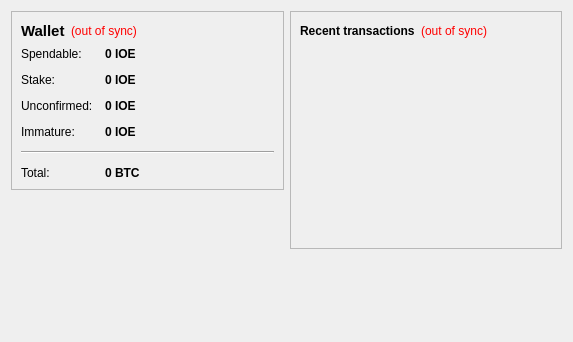
Before: the Qt Designer form src/qt/forms/overviewpage.ui in IOEdev/IOEsource, drawn with Qt 5.
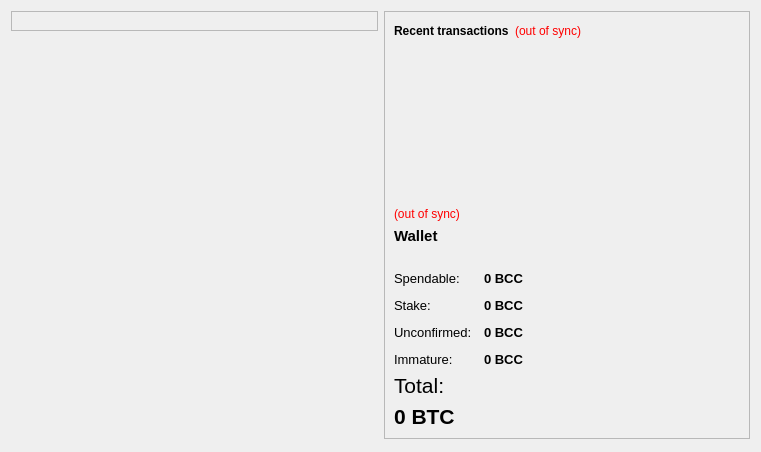
After: the same form once the commit is applied.

```diff
--- a/src/qt/forms/overviewpage.ui
+++ b/src/qt/forms/overviewpage.ui
@@ -6,8 +6,8 @@
    <rect>
     <x>0</x>
     <y>0</y>
-    <width>573</width>
-    <height>342</height>
+    <width>761</width>
+    <height>452</height>
    </rect>
   </property>
   <property name="windowTitle">
@@ -26,7 +26,112 @@
        </property>
        <layout class="QVBoxLayout" name="verticalLayout_4">
         <item>
-         <layout class="QHBoxLayout" name="horizontalLayout_4">
+         <layout class="QHBoxLayout" name="horizontalLayout_4"/>
+        </item>
+       </layout>
+      </widget>
+     </item>
+     <item>
+      <spacer name="verticalSpacer">
+       <property name="orientation">
+        <enum>Qt::Vertical</enum>
+       </property>
+       <property name="sizeHint" stdset="0">
+        <size>
+         <width>20</width>
+         <height>40</height>
+        </size>
+       </property>
+      </spacer>
+     </item>
+    </layout>
+   </item>
+   <item>
+    <layout class="QVBoxLayout" name="verticalLayout_3">
+     <item>
+      <widget class="QFrame" name="frame_2">
+       <property name="frameShape">
+        <enum>QFrame::StyledPanel</enum>
+       </property>
+       <property name="frameShadow">
+        <enum>QFrame::Raised</enum>
+       </property>
+       <layout class="QVBoxLayout" name="verticalLayout">
+        <item>
+         <layout class="QHBoxLayout" name="horizontalLayout_2">
+          <item>
+           <widget class="QLabel" name="label_4">
+            <property name="text">
+             <string>&lt;b&gt;Recent transactions&lt;/b&gt;</string>
+            </property>
+           </widget>
+          </item>
+          <item>
+           <widget class="QLabel" name="labelTransactionsStatus">
+            <property name="toolTip">
+             <string>The displayed information may be out of date. Your wallet automatically synchronizes with the bitconnect network after a connection is established, but this process has not completed yet.</string>
+            </property>
+            <property name="styleSheet">
+             <string notr="true">QLabel { color: red; }</string>
+            </property>
+            <property name="text">
+             <string notr="true">(out of sync)</string>
+            </property>
+            <property name="alignment">
+             <set>Qt::AlignRight|Qt::AlignTrailing|Qt::AlignVCenter</set>
+            </property>
+           </widget>
+          </item>
+          <item>
+           <spacer name="horizontalSpacer">
+            <property name="orientation">
+             <enum>Qt::Horizontal</enum>
+            </property>
+            <property name="sizeHint" stdset="0">
+             <size>
+              <width>40</width>
+              <height>20</height>
+             </size>
+            </property>
+           </spacer>
+          </item>
+         </layout>
+        </item>
+        <item>
+         <widget class="QListView" name="listTransactions">
+          <property name="styleSheet">
+           <string notr="true">QListView { background: transparent; }</string>
+          </property>
+          <property name="frameShape">
+           <enum>QFrame::NoFrame</enum>
+          </property>
+          <property name="verticalScrollBarPolicy">
+           <enum>Qt::ScrollBarAlwaysOff</enum>
+          </property>
+          <property name="horizontalScrollBarPolicy">
+           <enum>Qt::ScrollBarAlwaysOff</enum>
+          </property>
+          <property name="selectionMode">
+           <enum>QAbstractItemView::NoSelection</enum>
+          </property>
+         </widget>
+        </item>
+        <item>
+         <widget class="QLabel" name="labelWalletStatus">
+          <property name="toolTip">
+           <string>The displayed information may be out of date. Your wallet automatically synchronizes with the bitconnect network after a connection is established, but this process has not completed yet.</string>
+          </property>
+          <property name="styleSheet">
+           <string notr="true">QLabel { color: red; }</string>
+          </property>
+          <property name="text">
+           <string notr="true">(out of sync)</string>
+          </property>
+          <property name="alignment">
+           <set>Qt::AlignLeading|Qt::AlignLeft|Qt::AlignVCenter</set>
+          </property>
+         </widget>
+        </item>
           <item>
            <widget class="QLabel" name="label_5">
             <property name="font">
@@ -41,22 +146,6 @@
             </property>
            </widget>
           </item>
-          <item>
-           <widget class="QLabel" name="labelWalletStatus">
-            <property name="toolTip">
-             <string>The displayed information may be out of date. Your wallet automatically synchronizes with the IOE network after a connection is established, but this process has not completed yet.</string>
-            </property>
-            <property name="styleSheet">
-             <string notr="true">QLabel { color: red; }</string>
-            </property>
-            <property name="text">
-             <string notr="true">(out of sync)</string>
-            </property>
-            <property name="alignment">
-             <set>Qt::AlignLeading|Qt::AlignLeft|Qt::AlignVCenter</set>
-            </property>
-           </widget>
-          </item>
           <item>
            <spacer name="horizontalSpacer_2">
             <property name="orientation">
@@ -70,8 +159,6 @@
             </property>
            </spacer>
           </item>
-         </layout>
-        </item>
         <item>
          <layout class="QFormLayout" name="formLayout_2">
           <property name="fieldGrowthPolicy">
@@ -85,6 +172,11 @@
           </property>
           <item row="0" column="0">
            <widget class="QLabel" name="label">
+            <property name="font">
+             <font>
+              <pointsize>10</pointsize>
+             </font>
+            </property>
             <property name="text">
              <string>Spendable:</string>
             </property>
@@ -94,6 +186,7 @@
            <widget class="QLabel" name="labelBalance">
             <property name="font">
              <font>
+              <pointsize>10</pointsize>
               <weight>75</weight>
               <bold>true</bold>
              </font>
@@ -105,7 +198,7 @@
              <string>Your current spendable balance</string>
             </property>
             <property name="text">
-             <string notr="true">0 IOE</string>
+             <string notr="true">0 BCC</string>
             </property>
             <property name="textInteractionFlags">
              <set>Qt::LinksAccessibleByMouse|Qt::TextSelectableByKeyboard|Qt::TextSelectableByMouse</set>
@@ -114,6 +207,11 @@
           </item>
           <item row="1" column="0">
            <widget class="QLabel" name="label_6">
+            <property name="font">
+             <font>
+              <pointsize>10</pointsize>
+             </font>
+            </property>
             <property name="text">
              <string>Stake:</string>
             </property>
@@ -123,6 +221,7 @@
            <widget class="QLabel" name="labelStake">
             <property name="font">
              <font>
+              <pointsize>10</pointsize>
               <weight>75</weight>
               <bold>true</bold>
              </font>
@@ -134,7 +233,7 @@
              <string>Total of coins that was staked, and do not yet count toward the current balance</string>
             </property>
             <property name="text">
-             <string notr="true">0 IOE</string>
+             <string notr="true">0 BCC</string>
             </property>
             <property name="textInteractionFlags">
              <set>Qt::LinksAccessibleByMouse|Qt::TextSelectableByKeyboard|Qt::TextSelectableByMouse</set>
@@ -143,6 +242,11 @@
           </item>
           <item row="2" column="0">
            <widget class="QLabel" name="label_3">
+            <property name="font">
+             <font>
+              <pointsize>10</pointsize>
+             </font>
+            </property>
             <property name="text">
              <string>Unconfirmed:</string>
             </property>
@@ -152,6 +256,7 @@
            <widget class="QLabel" name="labelUnconfirmed">
             <property name="font">
              <font>
+              <pointsize>10</pointsize>
               <weight>75</weight>
               <bold>true</bold>
              </font>
@@ -163,7 +268,7 @@
              <string>Total of transactions that have yet to be confirmed, and do not yet count toward the current balance</string>
             </property>
             <property name="text">
-             <string notr="true">0 IOE</string>
+             <string notr="true">0 BCC</string>
             </property>
             <property name="textInteractionFlags">
              <set>Qt::LinksAccessibleByMouse|Qt::TextSelectableByKeyboard|Qt::TextSelectableByMouse</set>
@@ -172,6 +277,11 @@
           </item>
           <item row="3" column="0">
            <widget class="QLabel" name="labelImmatureText">
+            <property name="font">
+             <font>
+              <pointsize>10</pointsize>
+             </font>
+            </property>
             <property name="text">
              <string>Immature:</string>
             </property>
@@ -181,6 +291,7 @@
            <widget class="QLabel" name="labelImmature">
             <property name="font">
              <font>
+              <pointsize>10</pointsize>
               <weight>75</weight>
               <bold>true</bold>
              </font>
@@ -189,31 +300,34 @@
              <string>Mined balance that has not yet matured</string>
             </property>
             <property name="text">
-             <string notr="true">0 IOE</string>
+             <string notr="true">0 BCC</string>
             </property>
             <property name="textInteractionFlags">
              <set>Qt::LinksAccessibleByMouse|Qt::TextSelectableByKeyboard|Qt::TextSelectableByMouse</set>
             </property>
            </widget>
           </item>
-          <item row="4" column="0" colspan="2">
-           <widget class="Line" name="line">
-            <property name="orientation">
-             <enum>Qt::Horizontal</enum>
-            </property>
-           </widget>
-          </item>
-          <item row="5" column="0">
+         </layout>
+        </item>
+        <item>
            <widget class="QLabel" name="labelTotalText">
+          <property name="font">
+           <font>
+            <family>Arial</family>
+            <pointsize>16</pointsize>
+           </font>
+          </property>
             <property name="text">
              <string>Total:</string>
             </property>
            </widget>
           </item>
-          <item row="5" column="1">
+        <item>
            <widget class="QLabel" name="labelTotal">
             <property name="font">
              <font>
+            <family>Arial</family>
+            <pointsize>16</pointsize>
               <weight>75</weight>
               <bold>true</bold>
              </font>
@@ -229,96 +343,6 @@
             </property>
             <property name="textInteractionFlags">
              <set>Qt::LinksAccessibleByMouse|Qt::TextSelectableByKeyboard|Qt::TextSelectableByMouse</set>
-            </property>
-           </widget>
-          </item>
-         </layout>
-        </item>
-       </layout>
-      </widget>
-     </item>
-     <item>
-      <spacer name="verticalSpacer">
-       <property name="orientation">
-        <enum>Qt::Vertical</enum>
-       </property>
-       <property name="sizeHint" stdset="0">
-        <size>
-         <width>20</width>
-         <height>40</height>
-        </size>
-       </property>
-      </spacer>
-     </item>
-    </layout>
-   </item>
-   <item>
-    <layout class="QVBoxLayout" name="verticalLayout_3">
-     <item>
-      <widget class="QFrame" name="frame_2">
-       <property name="frameShape">
-        <enum>QFrame::StyledPanel</enum>
-       </property>
-       <property name="frameShadow">
-        <enum>QFrame::Raised</enum>
-       </property>
-       <layout class="QVBoxLayout" name="verticalLayout">
-        <item>
-         <layout class="QHBoxLayout" name="horizontalLayout_2">
-          <item>
-           <widget class="QLabel" name="label_4">
-            <property name="text">
-             <string>&lt;b&gt;Recent transactions&lt;/b&gt;</string>
-            </property>
-           </widget>
-          </item>
-          <item>
-           <widget class="QLabel" name="labelTransactionsStatus">
-            <property name="toolTip">
-             <string>The displayed information may be out of date. Your wallet automatically synchronizes with the IOE network after a connection is established, but this process has not completed yet.</string>
-            </property>
-            <property name="styleSheet">
-             <string notr="true">QLabel { color: red; }</string>
-            </property>
-            <property name="text">
-             <string notr="true">(out of sync)</string>
-            </property>
-            <property name="alignment">
-             <set>Qt::AlignRight|Qt::AlignTrailing|Qt::AlignVCenter</set>
-            </property>
-           </widget>
-          </item>
-          <item>
-           <spacer name="horizontalSpacer">
-            <property name="orientation">
-             <enum>Qt::Horizontal</enum>
-            </property>
-            <property name="sizeHint" stdset="0">
-             <size>
-              <width>40</width>
-              <height>20</height>
-             </size>
-            </property>
-           </spacer>
-          </item>
-         </layout>
-        </item>
-        <item>
-         <widget class="QListView" name="listTransactions">
-          <property name="styleSheet">
-           <string notr="true">QListView { background: transparent; }</string>
-          </property>
-          <property name="frameShape">
-           <enum>QFrame::NoFrame</enum>
-          </property>
-          <property name="verticalScrollBarPolicy">
-           <enum>Qt::ScrollBarAlwaysOff</enum>
-          </property>
-          <property name="horizontalScrollBarPolicy">
-           <enum>Qt::ScrollBarAlwaysOff</enum>
-          </property>
-          <property name="selectionMode">
-           <enum>QAbstractItemView::NoSelection</enum>
           </property>
          </widget>
         </item>
```
Lines whose indentation alone changed are shown as unchanged.
